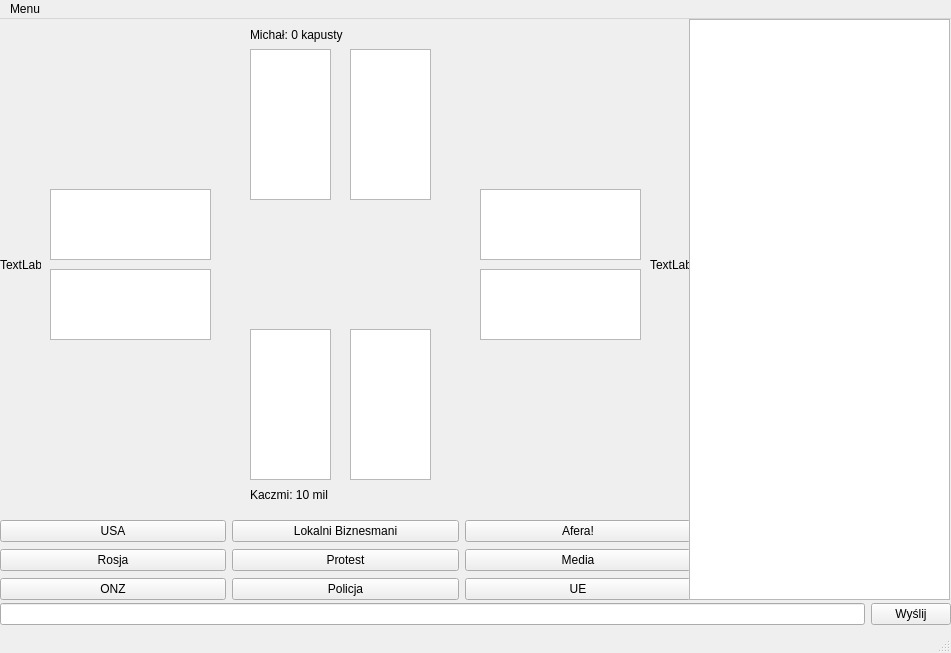
Before: the Qt Designer form src/Game/mainwindow.ui in kacper-michal-i-krewni/ZPR-Projekt, drawn with Qt 5.
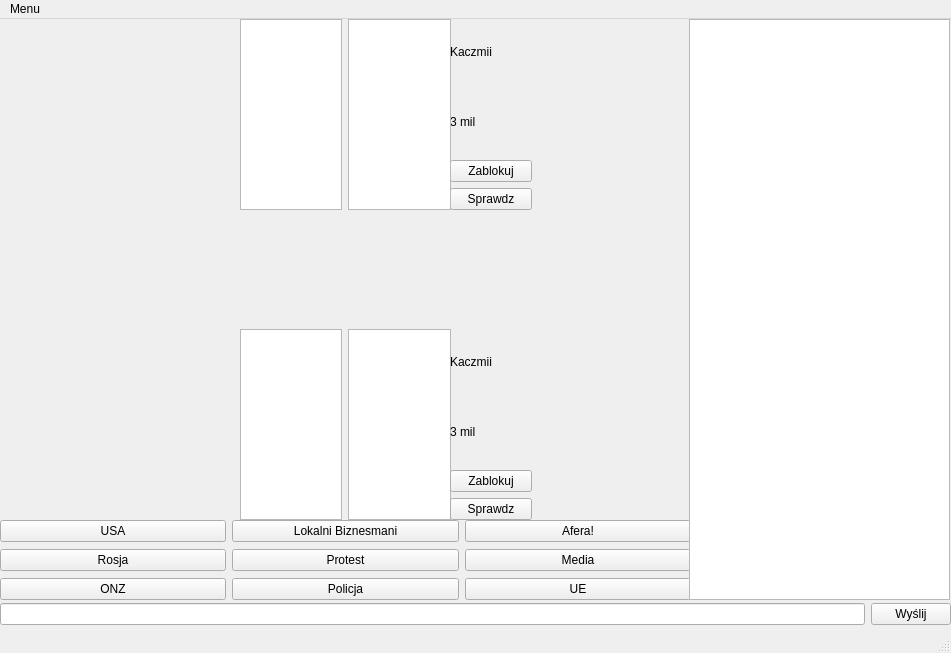
After: the same form once the commit is applied.

Commit message: Some more comments and disable buttons

```diff
--- a/src/Game/mainwindow.ui
+++ b/src/Game/mainwindow.ui
@@ -114,138 +114,6 @@
      </item>
     </layout>
    </widget>
-   <widget class="QGraphicsView" name="graphicsView">
-    <property name="geometry">
-     <rect>
-      <x>250</x>
-      <y>310</y>
-      <width>81</width>
-      <height>151</height>
-     </rect>
-    </property>
-   </widget>
-   <widget class="QGraphicsView" name="graphicsView_2">
-    <property name="geometry">
-     <rect>
-      <x>350</x>
-      <y>310</y>
-      <width>81</width>
-      <height>151</height>
-     </rect>
-    </property>
-   </widget>
-   <widget class="QGraphicsView" name="graphicsView_3">
-    <property name="geometry">
-     <rect>
-      <x>350</x>
-      <y>30</y>
-      <width>81</width>
-      <height>151</height>
-     </rect>
-    </property>
-   </widget>
-   <widget class="QGraphicsView" name="graphicsView_4">
-    <property name="geometry">
-     <rect>
-      <x>250</x>
-      <y>30</y>
-      <width>81</width>
-      <height>151</height>
-     </rect>
-    </property>
-   </widget>
-   <widget class="QGraphicsView" name="graphicsView_5">
-    <property name="geometry">
-     <rect>
-      <x>50</x>
-      <y>170</y>
-      <width>161</width>
-      <height>71</height>
-     </rect>
-    </property>
-   </widget>
-   <widget class="QGraphicsView" name="graphicsView_6">
-    <property name="geometry">
-     <rect>
-      <x>50</x>
-      <y>250</y>
-      <width>161</width>
-      <height>71</height>
-     </rect>
-    </property>
-   </widget>
-   <widget class="QGraphicsView" name="graphicsView_7">
-    <property name="geometry">
-     <rect>
-      <x>480</x>
-      <y>170</y>
-      <width>161</width>
-      <height>71</height>
-     </rect>
-    </property>
-   </widget>
-   <widget class="QGraphicsView" name="graphicsView_8">
-    <property name="geometry">
-     <rect>
-      <x>480</x>
-      <y>250</y>
-      <width>161</width>
-      <height>71</height>
-     </rect>
-    </property>
-   </widget>
-   <widget class="QLabel" name="label">
-    <property name="geometry">
-     <rect>
-      <x>250</x>
-      <y>460</y>
-      <width>181</width>
-      <height>31</height>
-     </rect>
-    </property>
-    <property name="text">
-     <string>Kaczmi: 10 mil</string>
-    </property>
-   </widget>
-   <widget class="QLabel" name="label_2">
-    <property name="geometry">
-     <rect>
-      <x>250</x>
-      <y>0</y>
-      <width>181</width>
-      <height>31</height>
-     </rect>
-    </property>
-    <property name="text">
-     <string>Michał: 0 kapusty</string>
-    </property>
-   </widget>
-   <widget class="QLabel" name="label_3">
-    <property name="geometry">
-     <rect>
-      <x>0</x>
-      <y>170</y>
-      <width>41</width>
-      <height>151</height>
-     </rect>
-    </property>
-    <property name="text">
-     <string>TextLabel</string>
-    </property>
-   </widget>
-   <widget class="QLabel" name="label_4">
-    <property name="geometry">
-     <rect>
-      <x>650</x>
-      <y>170</y>
-      <width>41</width>
-      <height>151</height>
-     </rect>
-    </property>
-    <property name="text">
-     <string>TextLabel</string>
-    </property>
-   </widget>
    <widget class="QWidget" name="gridLayoutWidget_2">
     <property name="geometry">
      <rect>
@@ -264,6 +132,122 @@
      </item>
     </layout>
    </widget>
+   <widget class="QWidget" name="gridLayoutWidget_3">
+    <property name="geometry">
+     <rect>
+      <x>240</x>
+      <y>310</y>
+      <width>211</width>
+      <height>191</height>
+     </rect>
+    </property>
+    <layout class="QGridLayout" name="cardsLayout">
+     <item row="0" column="0">
+      <widget class="QGraphicsView" name="card1"/>
+     </item>
+     <item row="0" column="1">
+      <widget class="QGraphicsView" name="card2"/>
+     </item>
+    </layout>
+   </widget>
+   <widget class="QWidget" name="verticalLayoutWidget">
+    <property name="geometry">
+     <rect>
+      <x>450</x>
+      <y>310</y>
+      <width>82</width>
+      <height>191</height>
+     </rect>
+    </property>
+    <layout class="QVBoxLayout" name="playerMenuLayout1">
+     <item>
+      <widget class="QLabel" name="nickname1">
+       <property name="text">
+        <string>Kaczmii</string>
+       </property>
+      </widget>
+     </item>
+     <item>
+      <widget class="QLabel" name="wallet1">
+       <property name="text">
+        <string>3 mil</string>
+       </property>
+      </widget>
+     </item>
+     <item>
+      <widget class="QPushButton" name="block1">
+       <property name="text">
+        <string>Zablokuj</string>
+       </property>
+      </widget>
+     </item>
+     <item>
+      <widget class="QPushButton" name="check1">
+       <property name="text">
+        <string>Sprawdz</string>
+       </property>
+      </widget>
+     </item>
+    </layout>
+   </widget>
+   <widget class="QWidget" name="verticalLayoutWidget_2">
+    <property name="geometry">
+     <rect>
+      <x>450</x>
+      <y>0</y>
+      <width>82</width>
+      <height>191</height>
+     </rect>
+    </property>
+    <layout class="QVBoxLayout" name="playeMenyLayout2">
+     <item>
+      <widget class="QLabel" name="nickname2">
+       <property name="text">
+        <string>Kaczmii</string>
+       </property>
+      </widget>
+     </item>
+     <item>
+      <widget class="QLabel" name="wallet2">
+       <property name="text">
+        <string>3 mil</string>
+       </property>
+      </widget>
+     </item>
+     <item>
+      <widget class="QPushButton" name="block2">
+       <property name="text">
+        <string>Zablokuj</string>
+       </property>
+      </widget>
+     </item>
+     <item>
+      <widget class="QPushButton" name="check2">
+       <property name="text">
+        <string>Sprawdz</string>
+       </property>
+      </widget>
+     </item>
+    </layout>
+   </widget>
+   <widget class="QWidget" name="gridLayoutWidget_4">
+    <property name="geometry">
+     <rect>
+      <x>240</x>
+      <y>0</y>
+      <width>211</width>
+      <height>191</height>
+     </rect>
+    </property>
+    <layout class="QGridLayout" name="cardsLayout2">
+     <item row="0" column="0">
+      <widget class="QGraphicsView" name="card3"/>
+     </item>
+     <item row="0" column="1">
+      <widget class="QGraphicsView" name="card4"/>
+     </item>
+    </layout>
+   </widget>
   </widget>
   <widget class="QMenuBar" name="menubar">
    <property name="geometry">
```
Left out of the diff: 12 changed lines with no effect on the pictures. The commit also changes 20 other files.
